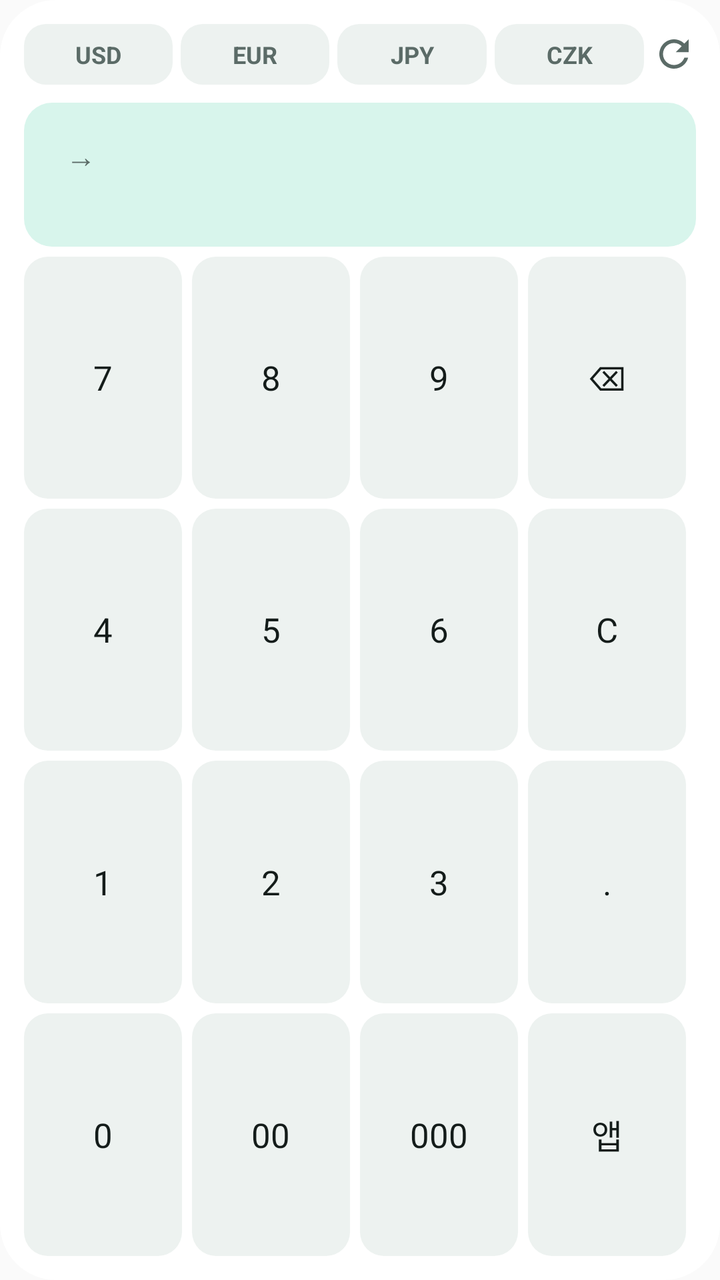
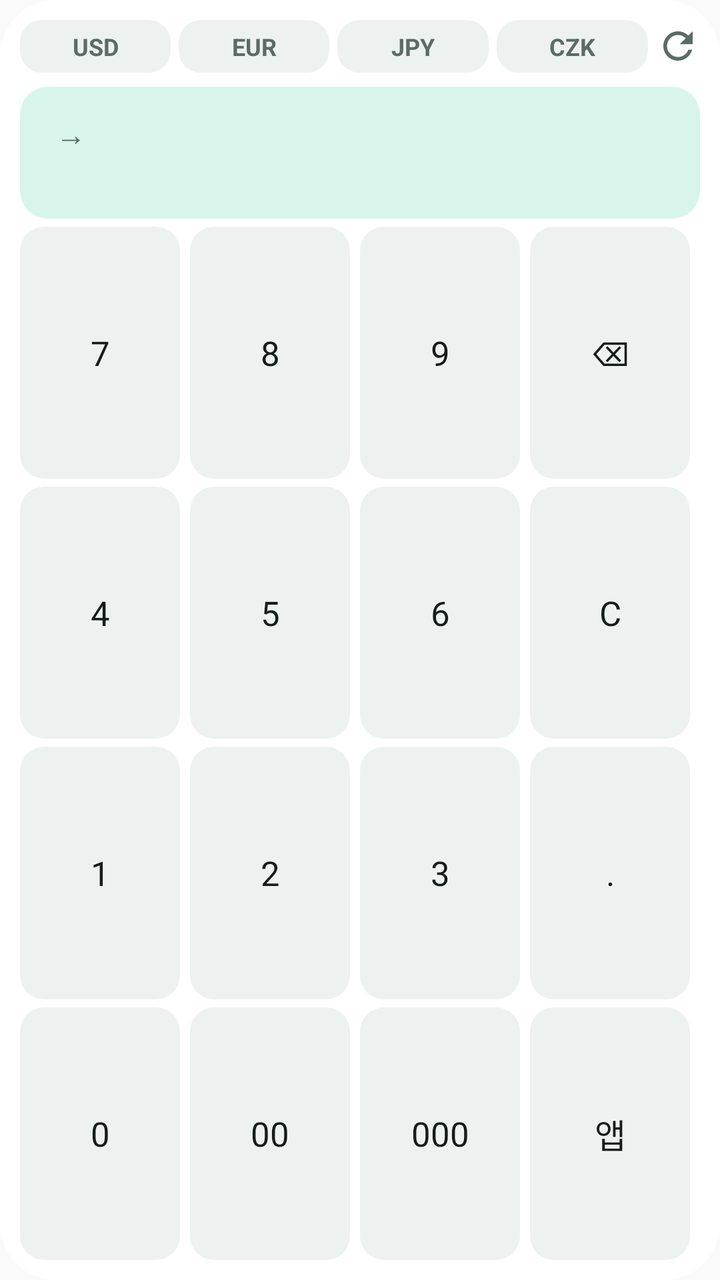

Screens rendered from an Android XML layout before and after an edit, with the pre-edit source and the edit as a unified diff.
<!-- AndroidManifest.xml: application theme Theme.MyExchanges -->
<!-- res/layout/widget_keypad.xml -->
<?xml version="1.0" encoding="utf-8"?>
<LinearLayout xmlns:android="http://schemas.android.com/apk/res/android"
    android:id="@+id/w_root"
    android:layout_width="match_parent" android:layout_height="match_parent"
    android:orientation="vertical" android:background="@drawable/w_bg"
    android:padding="12dp">

    <LinearLayout android:layout_width="match_parent" android:layout_height="wrap_content"
        android:orientation="horizontal" android:gravity="center_vertical">
        <TextView android:id="@+id/w_cur_usd" android:layout_width="0dp" android:layout_height="wrap_content"
            android:layout_weight="1" android:gravity="center" android:paddingTop="7dp" android:paddingBottom="7dp"
            android:layout_marginEnd="4dp" android:background="@drawable/w_chip"
            android:textSize="12sp" android:textStyle="bold" android:textColor="@color/w_muted"
            android:text="USD" android:maxLines="1" />
        <TextView android:id="@+id/w_cur_eur" android:layout_width="0dp" android:layout_height="wrap_content"
            android:layout_weight="1" android:gravity="center" android:paddingTop="7dp" android:paddingBottom="7dp"
            android:layout_marginEnd="4dp" android:background="@drawable/w_chip"
            android:textSize="12sp" android:textStyle="bold" android:textColor="@color/w_muted"
            android:text="EUR" android:maxLines="1" />
        <TextView android:id="@+id/w_cur_jpy" android:layout_width="0dp" android:layout_height="wrap_content"
            android:layout_weight="1" android:gravity="center" android:paddingTop="7dp" android:paddingBottom="7dp"
            android:layout_marginEnd="4dp" android:background="@drawable/w_chip"
            android:textSize="12sp" android:textStyle="bold" android:textColor="@color/w_muted"
            android:text="JPY" android:maxLines="1" />
        <TextView android:id="@+id/w_cur_czk" android:layout_width="0dp" android:layout_height="wrap_content"
            android:layout_weight="1" android:gravity="center" android:paddingTop="7dp" android:paddingBottom="7dp"
            android:layout_marginEnd="4dp" android:background="@drawable/w_chip"
            android:textSize="12sp" android:textStyle="bold" android:textColor="@color/w_muted"
            android:text="CZK" android:maxLines="1" />
        <ImageView android:id="@+id/w_refresh" android:layout_width="22dp" android:layout_height="22dp"
            android:src="@drawable/w_refresh" android:contentDescription="새로고침" />
    </LinearLayout>
    <LinearLayout android:layout_width="match_parent" android:layout_height="wrap_content"
        android:orientation="vertical" android:background="@drawable/w_hero"
        android:padding="12dp" android:layout_marginTop="9dp">
        <LinearLayout android:layout_width="match_parent" android:layout_height="wrap_content"
            android:orientation="horizontal" android:gravity="center_vertical">
            <TextView android:id="@+id/w_amount" android:layout_width="wrap_content" android:layout_height="wrap_content"
                android:textSize="17sp" android:textStyle="bold" android:textColor="@color/w_text"
                android:maxLines="1" android:ellipsize="end" />
            <TextView android:layout_width="wrap_content" android:layout_height="wrap_content"
                android:text="→" android:textSize="15sp" android:textColor="@color/w_muted"
                android:paddingStart="9dp" android:paddingEnd="9dp" />
            <TextView android:id="@+id/w_result" android:layout_width="0dp" android:layout_height="wrap_content"
                android:layout_weight="1" android:textSize="22sp" android:textStyle="bold"
                android:textColor="@color/w_text" android:maxLines="1" android:ellipsize="end" />
        </LinearLayout>
        <TextView android:id="@+id/w_rate" android:layout_width="match_parent" android:layout_height="wrap_content"
            android:paddingTop="4dp" android:textSize="11sp" android:textColor="@color/w_muted"
            android:maxLines="1" />
    </LinearLayout>
    <LinearLayout android:layout_width="match_parent" android:layout_height="0dp"
        android:layout_weight="1" android:orientation="horizontal" android:paddingTop="5dp">
        <TextView android:id="@+id/k7" android:layout_width="0dp" android:layout_height="match_parent"
            android:layout_weight="1" android:gravity="center" android:layout_marginEnd="5dp"
            android:background="@drawable/w_key" android:text="7"
            android:textSize="17sp" android:textColor="@color/w_text" android:maxLines="1" />
        <TextView android:id="@+id/k8" android:layout_width="0dp" android:layout_height="match_parent"
            android:layout_weight="1" android:gravity="center" android:layout_marginEnd="5dp"
            android:background="@drawable/w_key" android:text="8"
            android:textSize="17sp" android:textColor="@color/w_text" android:maxLines="1" />
        <TextView android:id="@+id/k9" android:layout_width="0dp" android:layout_height="match_parent"
            android:layout_weight="1" android:gravity="center" android:layout_marginEnd="5dp"
            android:background="@drawable/w_key" android:text="9"
            android:textSize="17sp" android:textColor="@color/w_text" android:maxLines="1" />
        <TextView android:id="@+id/kdel" android:layout_width="0dp" android:layout_height="match_parent"
            android:layout_weight="1" android:gravity="center" android:layout_marginEnd="5dp"
            android:background="@drawable/w_key" android:text="⌫"
            android:textSize="17sp" android:textColor="@color/w_text" android:maxLines="1" />
    </LinearLayout>
    <LinearLayout android:layout_width="match_parent" android:layout_height="0dp"
        android:layout_weight="1" android:orientation="horizontal" android:paddingTop="5dp">
        <TextView android:id="@+id/k4" android:layout_width="0dp" android:layout_height="match_parent"
            android:layout_weight="1" android:gravity="center" android:layout_marginEnd="5dp"
            android:background="@drawable/w_key" android:text="4"
            android:textSize="17sp" android:textColor="@color/w_text" android:maxLines="1" />
        <TextView android:id="@+id/k5" android:layout_width="0dp" android:layout_height="match_parent"
            android:layout_weight="1" android:gravity="center" android:layout_marginEnd="5dp"
            android:background="@drawable/w_key" android:text="5"
            android:textSize="17sp" android:textColor="@color/w_text" android:maxLines="1" />
        <TextView android:id="@+id/k6" android:layout_width="0dp" android:layout_height="match_parent"
            android:layout_weight="1" android:gravity="center" android:layout_marginEnd="5dp"
            android:background="@drawable/w_key" android:text="6"
            android:textSize="17sp" android:textColor="@color/w_text" android:maxLines="1" />
        <TextView android:id="@+id/kclr" android:layout_width="0dp" android:layout_height="match_parent"
            android:layout_weight="1" android:gravity="center" android:layout_marginEnd="5dp"
            android:background="@drawable/w_key" android:text="C"
            android:textSize="17sp" android:textColor="@color/w_text" android:maxLines="1" />
    </LinearLayout>
    <LinearLayout android:layout_width="match_parent" android:layout_height="0dp"
        android:layout_weight="1" android:orientation="horizontal" android:paddingTop="5dp">
        <TextView android:id="@+id/k1" android:layout_width="0dp" android:layout_height="match_parent"
            android:layout_weight="1" android:gravity="center" android:layout_marginEnd="5dp"
            android:background="@drawable/w_key" android:text="1"
            android:textSize="17sp" android:textColor="@color/w_text" android:maxLines="1" />
        <TextView android:id="@+id/k2" android:layout_width="0dp" android:layout_height="match_parent"
            android:layout_weight="1" android:gravity="center" android:layout_marginEnd="5dp"
            android:background="@drawable/w_key" android:text="2"
            android:textSize="17sp" android:textColor="@color/w_text" android:maxLines="1" />
        <TextView android:id="@+id/k3" android:layout_width="0dp" android:layout_height="match_parent"
            android:layout_weight="1" android:gravity="center" android:layout_marginEnd="5dp"
            android:background="@drawable/w_key" android:text="3"
            android:textSize="17sp" android:textColor="@color/w_text" android:maxLines="1" />
        <TextView android:id="@+id/kdot" android:layout_width="0dp" android:layout_height="match_parent"
            android:layout_weight="1" android:gravity="center" android:layout_marginEnd="5dp"
            android:background="@drawable/w_key" android:text="."
            android:textSize="17sp" android:textColor="@color/w_text" android:maxLines="1" />
    </LinearLayout>
    <LinearLayout android:layout_width="match_parent" android:layout_height="0dp"
        android:layout_weight="1" android:orientation="horizontal" android:paddingTop="5dp">
        <TextView android:id="@+id/k0" android:layout_width="0dp" android:layout_height="match_parent"
            android:layout_weight="1" android:gravity="center" android:layout_marginEnd="5dp"
            android:background="@drawable/w_key" android:text="0"
            android:textSize="17sp" android:textColor="@color/w_text" android:maxLines="1" />
        <TextView android:id="@+id/k00" android:layout_width="0dp" android:layout_height="match_parent"
            android:layout_weight="1" android:gravity="center" android:layout_marginEnd="5dp"
            android:background="@drawable/w_key" android:text="00"
            android:textSize="17sp" android:textColor="@color/w_text" android:maxLines="1" />
        <TextView android:id="@+id/k000" android:layout_width="0dp" android:layout_height="match_parent"
            android:layout_weight="1" android:gravity="center" android:layout_marginEnd="5dp"
            android:background="@drawable/w_key" android:text="000"
            android:textSize="17sp" android:textColor="@color/w_text" android:maxLines="1" />
        <TextView android:id="@+id/kopen" android:layout_width="0dp" android:layout_height="match_parent"
            android:layout_weight="1" android:gravity="center" android:layout_marginEnd="5dp"
            android:background="@drawable/w_key" android:text="앱"
            android:textSize="17sp" android:textColor="@color/w_text" android:maxLines="1" />
    </LinearLayout>
</LinearLayout>
<!-- resources referenced by this layout -->
<resources>
  <color name="w_muted">#FF5B6B67</color>
  <color name="w_text">#FF141C1A</color>
  <!-- drawable w_bg (drawable) -->
  <?xml version="1.0" encoding="utf-8"?>
  <shape xmlns:android="http://schemas.android.com/apk/res/android" android:shape="rectangle">
      <solid android:color="@color/w_bg" />
      <corners android:radius="@dimen/w_radius" />
  </shape>
  <!-- drawable w_chip (drawable) -->
  <?xml version="1.0" encoding="utf-8"?>
  <shape xmlns:android="http://schemas.android.com/apk/res/android" android:shape="rectangle">
      <solid android:color="@color/w_chip" />
      <corners android:radius="11dp" />
  </shape>
  <!-- drawable w_hero (drawable) -->
  <?xml version="1.0" encoding="utf-8"?>
  <shape xmlns:android="http://schemas.android.com/apk/res/android" android:shape="rectangle">
      <solid android:color="@color/w_hero" />
      <corners android:radius="14dp" />
  </shape>
  <!-- drawable w_key (drawable) -->
  <?xml version="1.0" encoding="utf-8"?>
  <shape xmlns:android="http://schemas.android.com/apk/res/android" android:shape="rectangle">
      <solid android:color="@color/w_chip" />
      <corners android:radius="12dp" />
  </shape>
  <!-- drawable w_refresh (drawable) -->
  <?xml version="1.0" encoding="utf-8"?>
  <vector xmlns:android="http://schemas.android.com/apk/res/android"
      android:width="20dp" android:height="20dp"
      android:viewportWidth="24" android:viewportHeight="24"
      android:tint="@color/w_muted">
      <path android:fillColor="#FF000000"
          android:pathData="M17.65,6.35C16.2,4.9 14.21,4 12,4c-4.42,0 -7.99,3.58 -8,8s3.57,8 8,8c3.73,0 6.84,-2.55 7.73,-6h-2.08c-0.82,2.33 -3.04,4 -5.65,4 -3.31,0 -6,-2.69 -6,-6s2.69,-6 6,-6c1.66,0 3.14,0.69 4.22,1.78L13,11h7V4l-2.35,2.35z" />
  </vector>
  <style name="Theme.MyExchanges" parent="@android:style/Theme.Material.Light.NoActionBar" />
  <color name="w_bg">#FFFFFFFF</color>
  <dimen name="w_radius">18dp</dimen>
  <color name="w_chip">#FFEDF2F0</color>
  <color name="w_hero">#FFD8F5EC</color>
</resources>

<!-- the commit's change to res/layout/widget_keypad.xml (unified diff, before → after) -->
@@ -3,27 +3,27 @@
     android:id="@+id/w_root"
     android:layout_width="match_parent" android:layout_height="match_parent"
     android:orientation="vertical" android:background="@drawable/w_bg"
-    android:padding="12dp">
+    android:padding="10dp">
 
     <LinearLayout android:layout_width="match_parent" android:layout_height="wrap_content"
         android:orientation="horizontal" android:gravity="center_vertical">
         <TextView android:id="@+id/w_cur_usd" android:layout_width="0dp" android:layout_height="wrap_content"
-            android:layout_weight="1" android:gravity="center" android:paddingTop="7dp" android:paddingBottom="7dp"
+            android:layout_weight="1" android:gravity="center" android:paddingTop="5dp" android:paddingBottom="5dp"
             android:layout_marginEnd="4dp" android:background="@drawable/w_chip"
             android:textSize="12sp" android:textStyle="bold" android:textColor="@color/w_muted"
             android:text="USD" android:maxLines="1" />
         <TextView android:id="@+id/w_cur_eur" android:layout_width="0dp" android:layout_height="wrap_content"
-            android:layout_weight="1" android:gravity="center" android:paddingTop="7dp" android:paddingBottom="7dp"
+            android:layout_weight="1" android:gravity="center" android:paddingTop="5dp" android:paddingBottom="5dp"
             android:layout_marginEnd="4dp" android:background="@drawable/w_chip"
             android:textSize="12sp" android:textStyle="bold" android:textColor="@color/w_muted"
             android:text="EUR" android:maxLines="1" />
         <TextView android:id="@+id/w_cur_jpy" android:layout_width="0dp" android:layout_height="wrap_content"
-            android:layout_weight="1" android:gravity="center" android:paddingTop="7dp" android:paddingBottom="7dp"
+            android:layout_weight="1" android:gravity="center" android:paddingTop="5dp" android:paddingBottom="5dp"
             android:layout_marginEnd="4dp" android:background="@drawable/w_chip"
             android:textSize="12sp" android:textStyle="bold" android:textColor="@color/w_muted"
             android:text="JPY" android:maxLines="1" />
         <TextView android:id="@+id/w_cur_czk" android:layout_width="0dp" android:layout_height="wrap_content"
-            android:layout_weight="1" android:gravity="center" android:paddingTop="7dp" android:paddingBottom="7dp"
+            android:layout_weight="1" android:gravity="center" android:paddingTop="5dp" android:paddingBottom="5dp"
             android:layout_marginEnd="4dp" android:background="@drawable/w_chip"
             android:textSize="12sp" android:textStyle="bold" android:textColor="@color/w_muted"
             android:text="CZK" android:maxLines="1" />
@@ -32,7 +32,7 @@
     </LinearLayout>
     <LinearLayout android:layout_width="match_parent" android:layout_height="wrap_content"
         android:orientation="vertical" android:background="@drawable/w_hero"
-        android:padding="12dp" android:layout_marginTop="9dp">
+        android:padding="9dp" android:layout_marginTop="7dp">
         <LinearLayout android:layout_width="match_parent" android:layout_height="wrap_content"
             android:orientation="horizontal" android:gravity="center_vertical">
             <TextView android:id="@+id/w_amount" android:layout_width="wrap_content" android:layout_height="wrap_content"
@@ -50,7 +50,7 @@
             android:maxLines="1" />
     </LinearLayout>
     <LinearLayout android:layout_width="match_parent" android:layout_height="0dp"
-        android:layout_weight="1" android:orientation="horizontal" android:paddingTop="5dp">
+        android:layout_weight="1" android:orientation="horizontal" android:paddingTop="4dp">
         <TextView android:id="@+id/k7" android:layout_width="0dp" android:layout_height="match_parent"
             android:layout_weight="1" android:gravity="center" android:layout_marginEnd="5dp"
             android:background="@drawable/w_key" android:text="7"
@@ -69,7 +69,7 @@
             android:textSize="17sp" android:textColor="@color/w_text" android:maxLines="1" />
     </LinearLayout>
     <LinearLayout android:layout_width="match_parent" android:layout_height="0dp"
-        android:layout_weight="1" android:orientation="horizontal" android:paddingTop="5dp">
+        android:layout_weight="1" android:orientation="horizontal" android:paddingTop="4dp">
         <TextView android:id="@+id/k4" android:layout_width="0dp" android:layout_height="match_parent"
             android:layout_weight="1" android:gravity="center" android:layout_marginEnd="5dp"
             android:background="@drawable/w_key" android:text="4"
@@ -88,7 +88,7 @@
             android:textSize="17sp" android:textColor="@color/w_text" android:maxLines="1" />
     </LinearLayout>
     <LinearLayout android:layout_width="match_parent" android:layout_height="0dp"
-        android:layout_weight="1" android:orientation="horizontal" android:paddingTop="5dp">
+        android:layout_weight="1" android:orientation="horizontal" android:paddingTop="4dp">
         <TextView android:id="@+id/k1" android:layout_width="0dp" android:layout_height="match_parent"
             android:layout_weight="1" android:gravity="center" android:layout_marginEnd="5dp"
             android:background="@drawable/w_key" android:text="1"
@@ -107,7 +107,7 @@
             android:textSize="17sp" android:textColor="@color/w_text" android:maxLines="1" />
     </LinearLayout>
     <LinearLayout android:layout_width="match_parent" android:layout_height="0dp"
-        android:layout_weight="1" android:orientation="horizontal" android:paddingTop="5dp">
+        android:layout_weight="1" android:orientation="horizontal" android:paddingTop="4dp">
         <TextView android:id="@+id/k0" android:layout_width="0dp" android:layout_height="match_parent"
             android:layout_weight="1" android:gravity="center" android:layout_marginEnd="5dp"
             android:background="@drawable/w_key" android:text="0"
